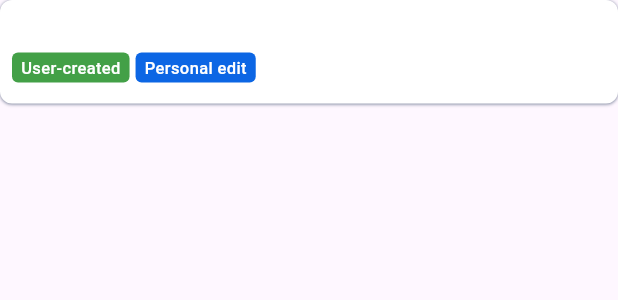
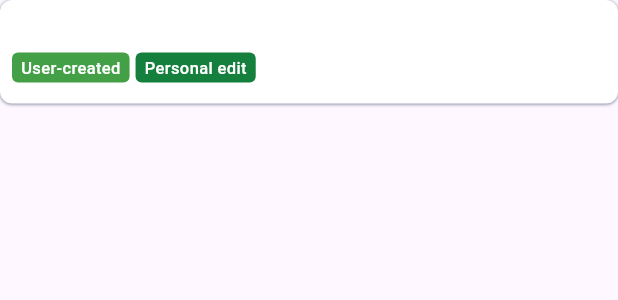
Before and after one commit to songlist112-png/song-list-user-side, a Flutter app: the SongCardWidget widget shown alone on an empty page, opened directly with empty values, on a phone screen of 412 x 824 dp. Shown: the top 300 px of the screen. Run offline on Flutter 3.47's test engine with Material 3 defaults, Android fonts, the phone set to English and light mode, and no system bars; our stand-ins replace connectivity_plus, file_picker, flutter_riverpod, flutter_svg, go_router, google_sign_in and 3 more; missing offline and left inert: workmanager; accounts and stored records are empty; generated files the repository leaves out were written again.

Commit message:
feat: implement personal lyrics and notes editing system with visual differentiation

```diff
--- a/my_app/lib/app/theme/app_colors.dart
+++ b/my_app/lib/app/theme/app_colors.dart
@@ -20,6 +20,9 @@ class AppColors {
 
   // Accent / primary action blue
   static const Color accent = Color(0xFF0C66E4);
+
+  // User-owned lyric overrides and notes.
+  static const Color personalEdit = Color(0xFF15803D);
 
   // Border
   static const Color border = Color(0xFFDCDFE4);
--- a/my_app/lib/features/boards/presentation/widgets/song_card_widget.dart
+++ b/my_app/lib/features/boards/presentation/widgets/song_card_widget.dart
@@ -4,6 +4,7 @@ import '../../../../app/theme/app_colors.dart';
 import '../../../../core/widgets/app_chip.dart';
 import '../../../../shared/models/label.dart';
 import '../../../../shared/models/song.dart';
+import '../../../songs/presentation/widgets/personal_lyrics_text.dart';
 
 class SongCardWidget extends StatelessWidget {
   final Song song;
@@ -83,7 +84,9 @@ class SongCardWidget extends StatelessWidget {
                           ? Icons.edit_note
                           : Icons.note_add_outlined,
                       size: 20,
-                      color: AppColors.accent,
+                      color: song.hasPersonalEdit
+                          ? AppColors.personalEdit
+                          : AppColors.accent,
                     ),
                   ),
                 if (isReorderable) _DragHandle(reorderIndex: reorderIndex),
@@ -109,7 +112,7 @@ class SongCardWidget extends StatelessWidget {
                   if (song.hasPersonalEdit)
                     const AppChip(
                       label: 'Personal edit',
-                      backgroundColor: AppColors.accent,
+                      backgroundColor: AppColors.personalEdit,
                       textColor: Colors.white,
                     ),
                   if (song.key != null && song.key!.isNotEmpty)
@@ -149,31 +152,41 @@ class SongCardWidget extends StatelessWidget {
               const SizedBox(height: 12),
               Row(
                 children: [
-                  const Icon(
+                  Icon(
                     Icons.lyrics,
                     size: 14,
-                    color: AppColors.textMuted,
+                    color: song.hasPersonalEdit
+                        ? AppColors.personalEdit
+                        : AppColors.textMuted,
                   ),
                   const SizedBox(width: 6),
                   Text(
                     song.hasPersonalEdit ? 'Personal lyrics & notes' : 'Lyrics',
-                    style: const TextStyle(
+                    style: TextStyle(
                       fontSize: 12,
                       fontWeight: FontWeight.w600,
-                      color: AppColors.textMuted,
+                      color: song.hasPersonalEdit
+                          ? AppColors.personalEdit
+                          : AppColors.textMuted,
                     ),
                   ),
                 ],
               ),
               const SizedBox(height: 8),
-              Text(
-                song.displayedLyrics!,
-                style: const TextStyle(
-                  fontSize: 13,
-                  color: AppColors.text,
-                  height: 1.5,
+              if (song.hasPersonalEdit)
+                PersonalLyricsText(
+                  originalLyrics: song.lyrics ?? '',
+                  personalLyrics: song.personalLyrics!,
+                )
+              else
+                Text(
+                  song.lyrics!,
+                  style: const TextStyle(
+                    fontSize: 13,
+                    color: Colors.black,
+                    height: 1.5,
+                  ),
                 ),
-              ),
             ],
           ],
         ),
```
Also changed, not shown: my_app/lib/features/songs/domain/lyric_line_origin.dart (added, +33 -0 lines), my_app/lib/features/songs/presentation/controllers/personal_lyrics_editing_controller.dart (added, +50 -0 lines), my_app/lib/features/songs/presentation/pages/personal_song_edit_page.dart (+10 -4 lines), my_app/lib/features/songs/presentation/widgets/personal_lyrics_text.dart (added, +41 -0 lines), 3 other files.
